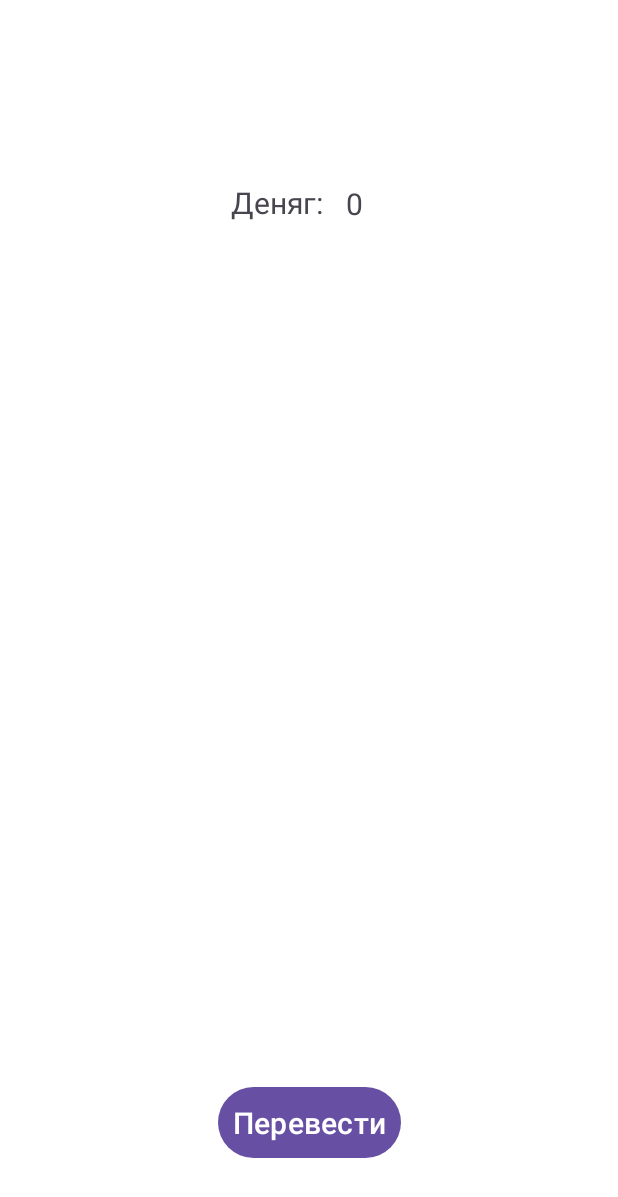
After one commit to L3XxXa/JavaOptimisationAndroidApp, an Android app: the HomeActivity screen opened directly, with no data from a screen before it, on a phone screen of 412 x 824 dp. The commit adds this screen. Shown: the top 1197 px of the screen. Run offline under Robolectric (Android 15) with nearby library versions, the phone set to English and light mode, and no system bars.

Commit message:
Full tilt

```diff
--- a/app/src/main/AndroidManifest.xml
+++ b/app/src/main/AndroidManifest.xml
@@ -7,6 +7,7 @@
     <application
         android:allowBackup="true"
         android:name=".MainApp"
+        android:usesCleartextTraffic="true"
         android:dataExtractionRules="@xml/data_extraction_rules"
         android:fullBackupContent="@xml/backup_rules"
         android:icon="@mipmap/ic_launcher"
@@ -23,6 +24,7 @@
                 <category android:name="android.intent.category.LAUNCHER" />
             </intent-filter>
         </activity>
+        <activity android:name=".ui.HomeActivity"/>
     </application>
 
 </manifest>
--- a/app/src/main/java/ru/nsu/malov/lab9/di/AppComponent.kt
+++ b/app/src/main/java/ru/nsu/malov/lab9/di/AppComponent.kt
@@ -1,10 +1,13 @@
 package ru.nsu.malov.lab9.di
 
 import dagger.Component
+import ru.nsu.malov.lab9.repository.BalanceRepositoryModule
+import ru.nsu.malov.lab9.repository.GetBalanceRepository
 import ru.nsu.malov.lab9.repository.LoginRepository
 import ru.nsu.malov.lab9.repository.LoginRepositoryModule
 
-@Component(modules = [LoginRepositoryModule::class])
+@Component(modules = [LoginRepositoryModule::class, BalanceRepositoryModule::class])
 interface AppComponent {
     fun getLoginRepository(): LoginRepository
+    fun getBalanceRepository(): GetBalanceRepository
 }
--- /dev/null
+++ b/app/src/main/java/ru/nsu/malov/lab9/network/serializers/GetBalanceResponseSerializer.kt
@@ -0,0 +1,6 @@
+package ru.nsu.malov.lab9.network.serializers
+
+import kotlinx.serialization.Serializable
+
+@Serializable
+data class GetBalanceResponseSerializer(val balance: Int)
--- /dev/null
+++ b/app/src/main/java/ru/nsu/malov/lab9/ui/HomeActivity.kt
@@ -0,0 +1,15 @@
+package ru.nsu.malov.lab9.ui
+
+import android.os.Bundle
+import android.os.PersistableBundle
+import androidx.appcompat.app.AppCompatActivity
+import ru.nsu.malov.lab9.databinding.ActivityHomeBinding
+
+class HomeActivity : AppCompatActivity() {
+    private lateinit var binding: ActivityHomeBinding
+    override fun onCreate(savedInstanceState: Bundle?) {
+        super.onCreate(savedInstanceState)
+        binding = ActivityHomeBinding.inflate(layoutInflater)
+        setContentView(binding.root)
+    }
+}
--- /dev/null
+++ b/app/src/main/res/layout/activity_home.xml
@@ -0,0 +1,46 @@
+<?xml version="1.0" encoding="utf-8"?>
+<androidx.constraintlayout.widget.ConstraintLayout xmlns:android="http://schemas.android.com/apk/res/android"
+    xmlns:app="http://schemas.android.com/apk/res-auto"
+    xmlns:tools="http://schemas.android.com/tools"
+    android:layout_width="match_parent"
+    android:layout_height="match_parent"
+    tools:context=".ui.HomeActivity"
+    android:background="@color/white">
+
+    <TextView
+        android:id="@+id/moneyAmount"
+        android:layout_width="wrap_content"
+        android:layout_height="wrap_content"
+        android:text="@string/money"
+        android:textSize="20sp"
+        app:layout_constraintBottom_toBottomOf="parent"
+        app:layout_constraintEnd_toEndOf="parent"
+        app:layout_constraintHorizontal_bias="0.575"
+        app:layout_constraintStart_toStartOf="parent"
+        app:layout_constraintTop_toTopOf="parent"
+        app:layout_constraintVertical_bias="0.153" />
+
+    <TextView
+        android:layout_width="wrap_content"
+        android:layout_height="wrap_content"
+        android:text="@string/money_text"
+        android:textSize="20sp"
+        app:layout_constraintBottom_toBottomOf="parent"
+        app:layout_constraintEnd_toStartOf="@+id/moneyAmount"
+        app:layout_constraintHorizontal_bias="0.91"
+        app:layout_constraintStart_toStartOf="parent"
+        app:layout_constraintTop_toTopOf="parent"
+        app:layout_constraintVertical_bias="0.152" />
+
+    <Button
+        android:id="@+id/sendMoney"
+        android:layout_width="wrap_content"
+        android:layout_height="wrap_content"
+        android:layout_marginBottom="48dp"
+        android:padding="10dp"
+        android:text="@string/send"
+        android:textSize="20sp"
+        app:layout_constraintBottom_toBottomOf="parent"
+        app:layout_constraintEnd_toEndOf="parent"
+        app:layout_constraintStart_toStartOf="parent" />
+</androidx.constraintlayout.widget.ConstraintLayout>
--- a/app/src/main/res/values/strings.xml
+++ b/app/src/main/res/values/strings.xml
@@ -2,4 +2,7 @@
     <string name="app_name">Lab9</string>
     <string name="login">Login</string>
     <string name="password">Password</string>
+    <string name="money">0</string>
+    <string name="money_text">Деняг:</string>
+    <string name="send">Перевести</string>
 </resources>
```
Also changed, not shown: app/src/main/java/ru/nsu/malov/lab9/MainApp.kt (+6 -1 lines), app/src/main/java/ru/nsu/malov/lab9/network/api/Api.kt (+6 -1 lines), app/src/main/java/ru/nsu/malov/lab9/repository/GetBalanceRepository.kt (added, +15 -0 lines), app/src/main/java/ru/nsu/malov/lab9/ui/LoginFragment.kt (deleted, +0 -62 lines), app/src/main/java/ru/nsu/malov/lab9/ui/MainActivity.kt (+59 -3 lines), app/src/main/java/ru/nsu/malov/lab9/view_models/LoginViewModel.kt (+12 -8 lines), app/src/main/res/layout/activity_main.xml (+43 -8 lines), app/src/main/res/layout/login_fragment.xml (deleted, +0 -52 lines), app/src/main/res/navigation/nav_graph.xml (deleted, +0 -13 lines).
